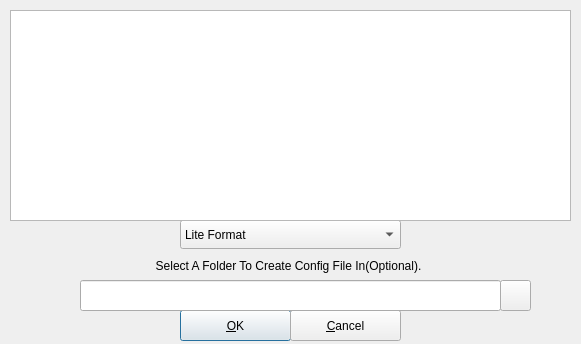
This is src/engines/securefscreateoptions.ui in mhogomchungu/sirikali as Qt 5 draws it before an edit. The edited form follows.
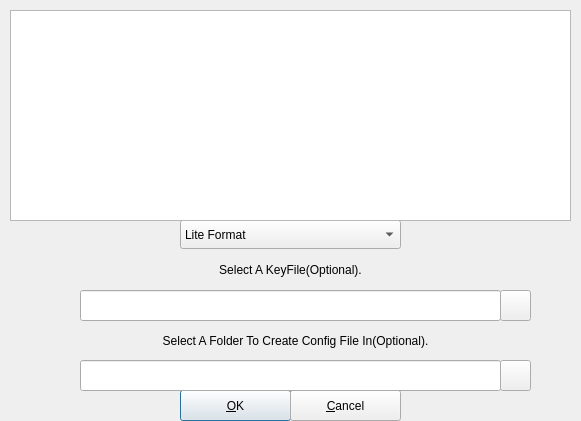
This is the edited form.

Diff of the .ui file:
```diff
--- a/src/engines/securefscreateoptions.ui
+++ b/src/engines/securefscreateoptions.ui
@@ -7,7 +7,7 @@
     <x>0</x>
     <y>0</y>
     <width>581</width>
-    <height>344</height>
+    <height>421</height>
    </rect>
   </property>
   <property name="windowTitle">
@@ -37,7 +37,7 @@
    <property name="geometry">
     <rect>
      <x>180</x>
-     <y>310</y>
+     <y>390</y>
      <width>111</width>
      <height>31</height>
     </rect>
@@ -50,7 +50,7 @@
    <property name="geometry">
     <rect>
      <x>290</x>
-     <y>310</y>
+     <y>390</y>
      <width>111</width>
      <height>31</height>
     </rect>
@@ -62,10 +62,10 @@
   <widget class="QLabel" name="label_2">
    <property name="geometry">
     <rect>
-     <x>43</x>
-     <y>250</y>
-     <width>491</width>
-     <height>31</height>
+     <x>10</x>
+     <y>320</y>
+     <width>571</width>
+     <height>41</height>
     </rect>
    </property>
    <property name="text">
@@ -82,7 +82,7 @@
    <property name="geometry">
     <rect>
      <x>80</x>
-     <y>280</y>
+     <y>360</y>
      <width>421</width>
      <height>31</height>
     </rect>
@@ -92,7 +92,7 @@
    <property name="geometry">
     <rect>
      <x>500</x>
-     <y>280</y>
+     <y>360</y>
      <width>31</width>
      <height>31</height>
     </rect>
@@ -117,6 +117,45 @@
     <string/>
    </property>
   </widget>
+  <widget class="QLineEdit" name="lineEdit_2">
+   <property name="geometry">
+    <rect>
+     <x>80</x>
+     <y>290</y>
+     <width>421</width>
+     <height>31</height>
+    </rect>
+   </property>
+  </widget>
+  <widget class="QLabel" name="label">
+   <property name="geometry">
+    <rect>
+     <x>10</x>
+     <y>249</y>
+     <width>561</width>
+     <height>41</height>
+    </rect>
+   </property>
+   <property name="text">
+    <string>Select A KeyFile(Optional).</string>
+   </property>
+   <property name="alignment">
+    <set>Qt::AlignCenter</set>
+   </property>
+  </widget>
+  <widget class="QPushButton" name="pbConfigFile_2">
+   <property name="geometry">
+    <rect>
+     <x>500</x>
+     <y>290</y>
+     <width>31</width>
+     <height>31</height>
+    </rect>
+   </property>
+   <property name="text">
+    <string/>
+   </property>
+  </widget>
  </widget>
  <tabstops>
   <tabstop>comboBox</tabstop>
```
